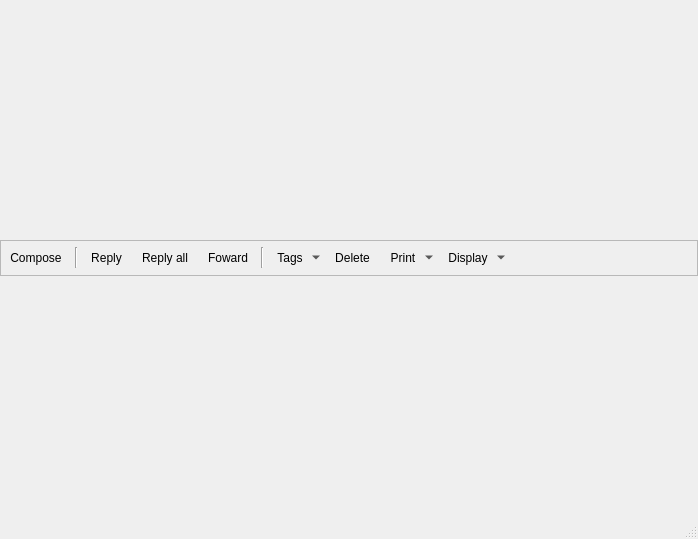
Qt form retroshare-gui/src/gui/msgs/MessageWindow.ui (RetroShare/RetroShare) before a commit.
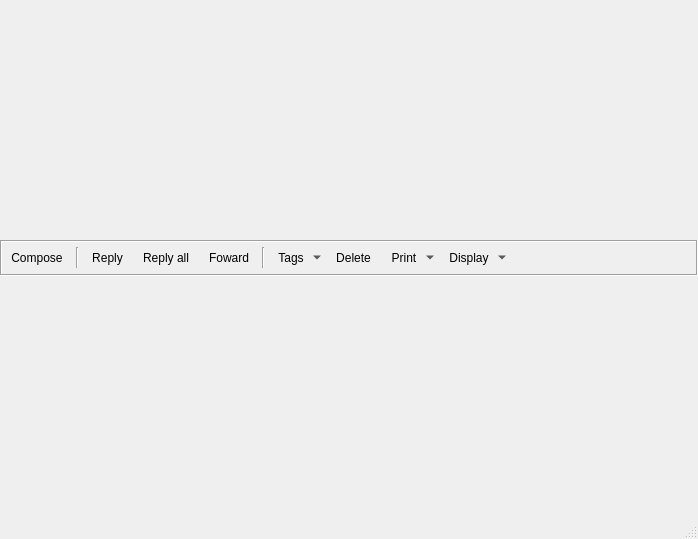
The same form after that commit. Icons and pictures are not drawn.

```diff
--- a/retroshare-gui/src/gui/msgs/MessageWindow.ui
+++ b/retroshare-gui/src/gui/msgs/MessageWindow.ui
@@ -43,10 +43,10 @@
        </size>
       </property>
       <property name="frameShape">
-       <enum>QFrame::StyledPanel</enum>
+       <enum>QFrame::Box</enum>
       </property>
       <property name="frameShadow">
-       <enum>QFrame::Raised</enum>
+       <enum>QFrame::Sunken</enum>
       </property>
       <layout class="QGridLayout" name="gridLayout_3">
        <property name="margin">
```
